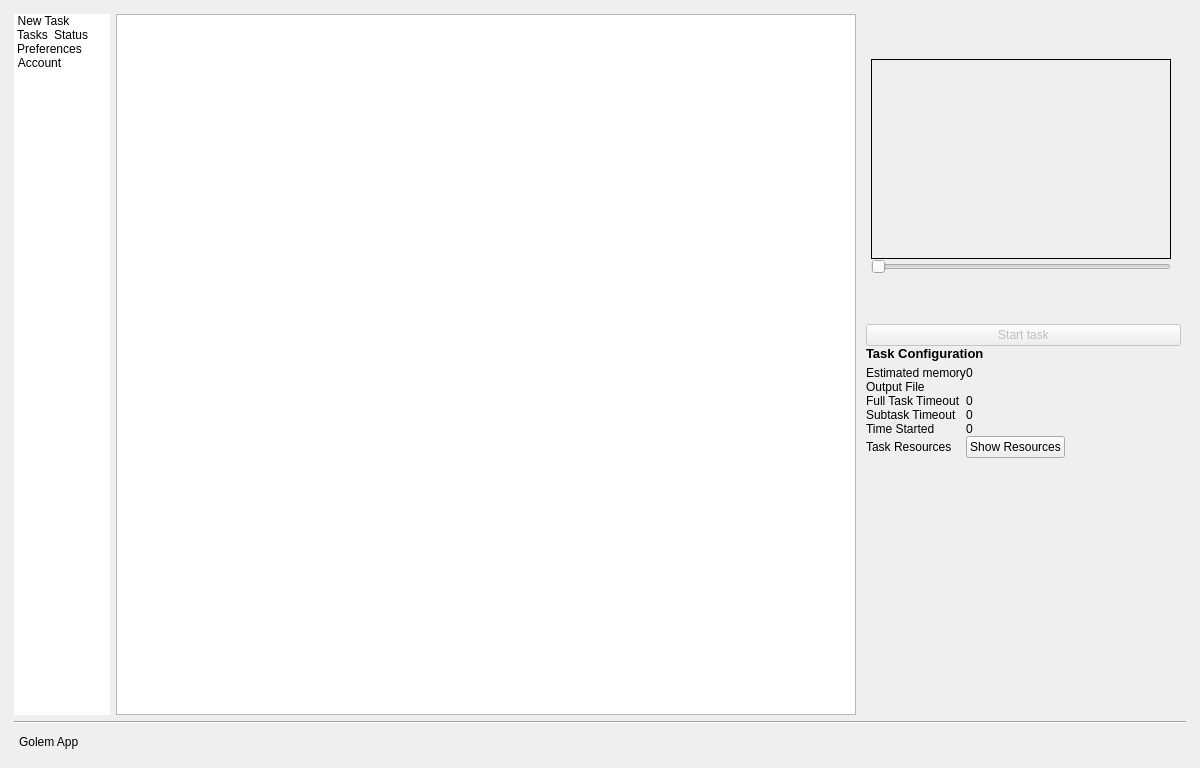
golemfactory/clay, file gnr/ui/AppMainWindow.ui: the form before one commit.
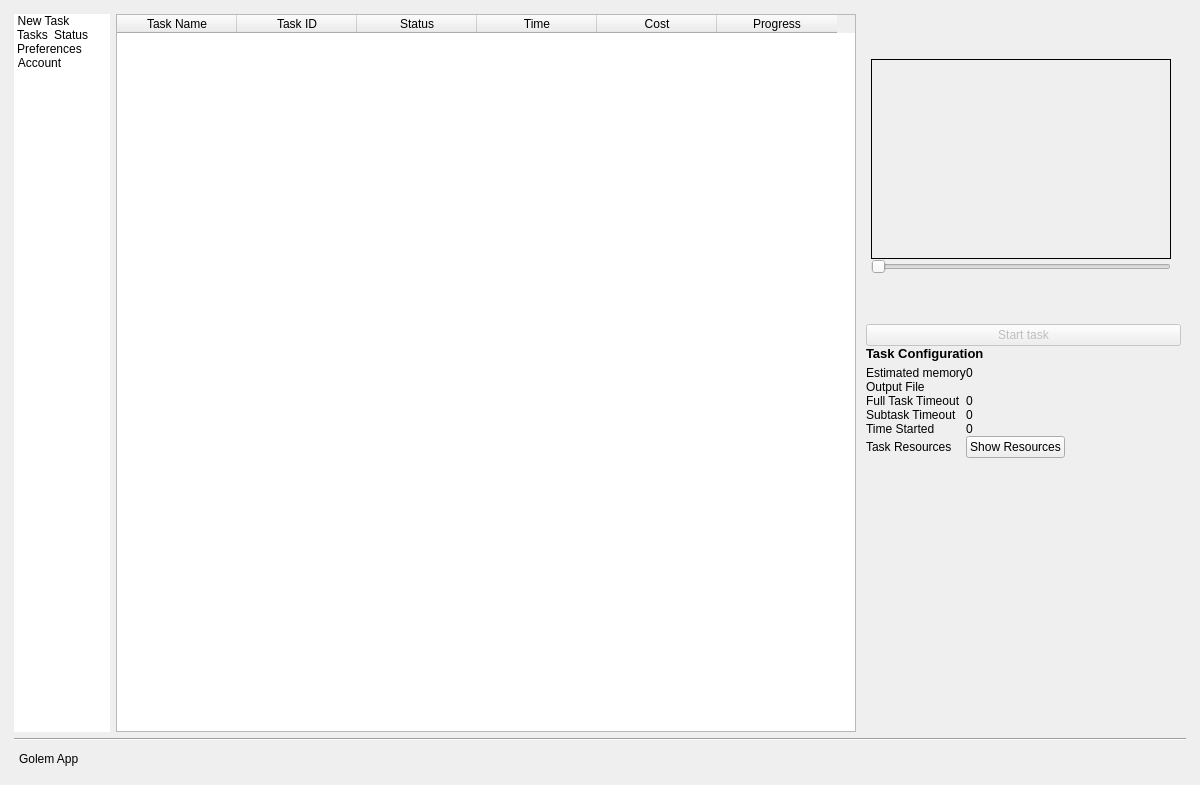
The form after the commit. The open tabs and pages were chosen to show the change. Icons and pictures are not drawn. Custom widgets are drawn as their Qt base class.

Commit message:
Set headers visible and changed their order (#632)
Set headers visible and changed their order

The edit to the form file:
```diff
--- a/gnr/ui/AppMainWindow.ui
+++ b/gnr/ui/AppMainWindow.ui
@@ -7,7 +7,7 @@
     <x>0</x>
     <y>0</y>
     <width>1200</width>
-    <height>768</height>
+    <height>785</height>
    </rect>
   </property>
   <property name="sizePolicy">
@@ -90,7 +90,7 @@
             <string>New Task</string>
            </property>
            <property name="textAlignment">
-            <set>AlignHCenter|AlignVCenter|AlignCenter</set>
+            <set>AlignCenter</set>
            </property>
            <property name="icon">
             <iconset resource="icons.qrc">
@@ -105,7 +105,7 @@
             <string>Tasks</string>
            </property>
            <property name="textAlignment">
-            <set>AlignHCenter|AlignVCenter|AlignCenter</set>
+            <set>AlignCenter</set>
            </property>
            <property name="icon">
             <iconset resource="icons.qrc">
@@ -120,7 +120,7 @@
             <string>Status</string>
            </property>
            <property name="textAlignment">
-            <set>AlignHCenter|AlignVCenter|AlignCenter</set>
+            <set>AlignCenter</set>
            </property>
            <property name="icon">
             <iconset resource="icons.qrc">
@@ -135,7 +135,7 @@
             <string>Preferences</string>
            </property>
            <property name="textAlignment">
-            <set>AlignHCenter|AlignVCenter|AlignCenter</set>
+            <set>AlignCenter</set>
            </property>
            <property name="icon">
             <iconset resource="icons.qrc">
@@ -150,7 +150,7 @@
             <string>Account</string>
            </property>
            <property name="textAlignment">
-            <set>AlignHCenter|AlignVCenter|AlignCenter</set>
+            <set>AlignCenter</set>
            </property>
            <property name="icon">
             <iconset resource="icons.qrc">
@@ -880,7 +880,7 @@
                <bool>true</bool>
               </property>
               <attribute name="horizontalHeaderVisible">
-               <bool>false</bool>
+               <bool>true</bool>
               </attribute>
               <attribute name="horizontalHeaderCascadingSectionResizes">
                <bool>false</bool>
@@ -891,8 +891,11 @@
               <attribute name="horizontalHeaderHighlightSections">
                <bool>true</bool>
               </attribute>
+              <attribute name="horizontalHeaderShowSortIndicator" stdset="0">
+               <bool>false</bool>
+              </attribute>
               <attribute name="horizontalHeaderStretchLastSection">
-               <bool>true</bool>
+               <bool>false</bool>
               </attribute>
               <attribute name="verticalHeaderVisible">
                <bool>false</bool>
```
Left out of the diff: 79 changed lines with no effect on the pictures. The commit also changes 3 other files.
